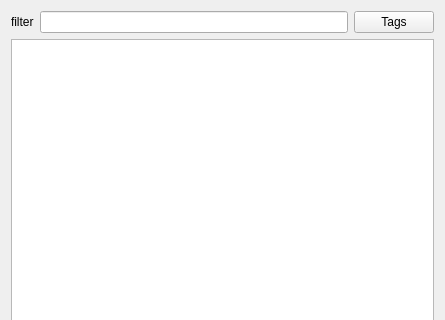
First picture: the form in resources/ui/radarListForm.ui, repository thirstydevil/itemRadar, before the edit; both pictures show x 0 to 445 and y 0 to 320 of the 445 by 618 pixel window.
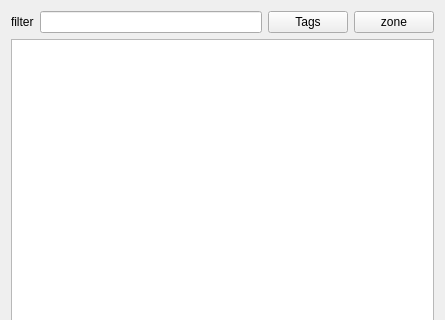
Second picture: the form after the edit.

Commit message: Refactored so that the RadarScene knows about the view panels to easily handle the open scenes and scene swaps.  Tidy up of some code.  Near 1st pass release.  Needs code clean-up and comments.

```diff
--- a/resources/ui/radarListForm.ui
+++ b/resources/ui/radarListForm.ui
@@ -33,6 +33,13 @@
        </property>
       </widget>
      </item>
+     <item>
+      <widget class="QPushButton" name="pushButton_filterZone">
+       <property name="text">
+        <string>zone</string>
+       </property>
+      </widget>
+     </item>
     </layout>
    </item>
    <item>
```
Left out of the diff: 16 changed lines with no effect on the pictures. The commit also changes 6 other files.
